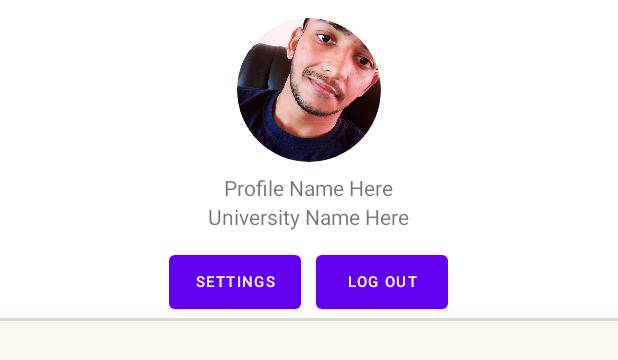
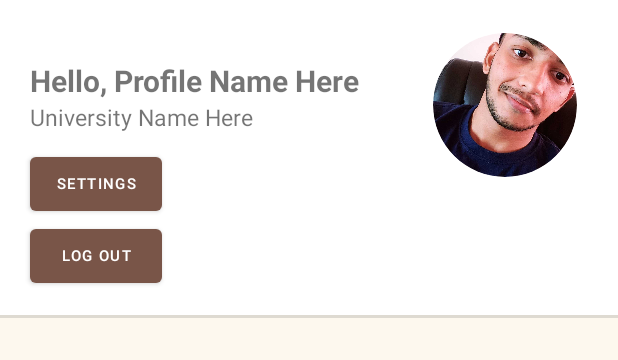
Before and after one commit to nafisK/HeadStarter-Hackathon, an Android app: the layout fragment_profile.xml on its own in the app's theme, with its tools: preview values and no code run, on a phone screen of 412 x 824 dp. Shown: the top 360 px of the screen. Run offline under Robolectric (Android 15) with nearby library versions, the phone set to English and light mode, and no system bars.

Commit message:
Added Colors

```diff
--- a/app/src/main/java/com/example/hackathon_test/Activities/MainActivity.java
+++ b/app/src/main/java/com/example/hackathon_test/Activities/MainActivity.java
@@ -7,6 +7,7 @@ import androidx.fragment.app.Fragment;
 import androidx.fragment.app.FragmentManager;
 
 import android.content.Intent;
+import android.graphics.Color;
 import android.os.Bundle;
 import android.util.Log;
 import android.view.Menu;
@@ -34,8 +35,9 @@ public class MainActivity extends AppCompatActivity {
         super.onCreate(savedInstanceState);
         setContentView(R.layout.activity_main);
 
-        toolbar = findViewById(R.id.toolbar);
-        setSupportActionBar(toolbar);
+//        toolbar = findViewById(R.id.toolbar);
+//        toolbar.setTitleTextColor(Color.parseColor("#FF000000"));
+//        setSupportActionBar(toolbar);
 
 
 
--- a/app/src/main/res/layout/fragment_profile.xml
+++ b/app/src/main/res/layout/fragment_profile.xml
@@ -10,47 +10,66 @@
         android:id="@+id/rlProfileInfo"
         android:layout_width="match_parent"
         android:layout_height="wrap_content"
-        android:background="#FFFFFF"
-        android:layout_alignParentTop="true">
+        android:layout_alignParentTop="true"
+        android:background="#FFFFFF">
 
         <de.hdodenhof.circleimageview.CircleImageView xmlns:app="http://schemas.android.com/apk/res-auto"
             android:id="@+id/ivImage"
             android:layout_width="100dp"
             android:layout_height="100dp"
-            android:layout_centerHorizontal="true"
-            android:layout_marginTop="10dp"
+            android:layout_alignParentEnd="true"
+            android:layout_marginTop="20dp"
+            android:layout_marginRight="25dp"
             android:src="@drawable/profile"
             app:civ_border_color="@color/white"
             app:civ_border_width="2dp" />
+
+        <RelativeLayout
+            android:id="@+id/tvIntro"
+            android:layout_width="wrap_content"
+            android:layout_height="wrap_content"
+            android:layout_marginStart="20dp"
+            android:layout_marginTop="40dp">
+
+            <TextView
+                android:id="@+id/tvHello"
+                android:layout_width="wrap_content"
+                android:layout_height="wrap_content"
+                android:layout_alignParentLeft="true"
+                android:textStyle="bold"
+                android:layout_alignParentTop="true"
+                android:text="Hello, "
+                android:textSize="20sp" />
 
             <TextView
                 android:id="@+id/tvProfileName"
                 android:layout_width="wrap_content"
                 android:layout_height="wrap_content"
-            android:layout_below="@+id/ivImage"
-            android:layout_centerHorizontal="true"
-            android:layout_marginTop="5dp"
-            android:text="Profile Name Here" />
+                android:textStyle="bold"
+                android:layout_toRightOf="@+id/tvHello"
+                android:text="Profile Name Here"
+                android:textSize="20sp" />
+
+        </RelativeLayout>
+
 
         <TextView
             android:id="@+id/tvUniName"
             android:layout_width="wrap_content"
             android:layout_height="wrap_content"
-            android:layout_below="@+id/tvProfileName"
-            android:layout_centerHorizontal="true"
-            android:text="University Name Here" />
+            android:layout_below="@+id/tvIntro"
+            android:layout_marginStart="20dp"
+            android:text="University Name Here"
+            android:textSize="15sp" />
 
-        <RelativeLayout
-            android:layout_width="wrap_content"
-            android:layout_height="wrap_content"
-            android:layout_below="@+id/tvUniName"
-            android:layout_marginTop="10dp"
-            android:layout_centerHorizontal="true">
 
         <Button
             android:id="@+id/btnSettings"
             android:layout_width="wrap_content"
             android:layout_height="wrap_content"
+            android:layout_below="@+id/tvUniName"
+            android:layout_marginStart="20dp"
+            android:layout_marginTop="10dp"
             android:text="Settings"
             android:textSize="10sp" />
 
@@ -58,13 +77,11 @@
             android:id="@+id/btnLogOut"
             android:layout_width="wrap_content"
             android:layout_height="wrap_content"
-                android:layout_marginLeft="10dp"
-                android:layout_toEndOf="@+id/btnSettings"
+            android:layout_below="@+id/btnSettings"
+            android:layout_marginStart="20dp"
             android:text="Log Out"
+            android:layout_marginBottom="15dp"
             android:textSize="10sp" />
-
-
-        </RelativeLayout>
 
 
     </RelativeLayout>
@@ -86,7 +103,7 @@
         <androidx.recyclerview.widget.RecyclerView
             android:id="@+id/rvProfile"
             android:layout_width="match_parent"
-           android:layout_height="match_parent"/>
+            android:layout_height="match_parent" />
 
 
     </RelativeLayout>
--- a/app/src/main/res/layout/toolbar.xml
+++ b/app/src/main/res/layout/toolbar.xml
@@ -5,6 +5,7 @@
     android:layout_height="wrap_content"
     android:background="?attr/colorPrimary"
     android:minHeight="?attr/actionBarSize"
+    android:elevation="50dp"
     app:titleTextColor="@android:color/white" >
 
 </androidx.appcompat.widget.Toolbar>
--- a/app/src/main/res/values/colors.xml
+++ b/app/src/main/res/values/colors.xml
@@ -1,16 +1,36 @@
 <?xml version="1.0" encoding="utf-8"?>
 <resources>
     <color name="purple_200">#FFBB86FC</color>
-    <color name="purple_500">#FF6200EE</color>
-    <color name="purple_700">#FF3700B3</color>
+    <color name="purple_500">#795548</color>
+    <color name="purple_700">#E9AE55</color>
     <color name="teal_200">#FF03DAC5</color>
     <color name="teal_700">#FF018786</color>
     <color name="black">#FF000000</color>
     <color name="white">#FFFFFF</color>
 
+
+
+
+
+<!--    <color name="purple_200">#FFBB86FC</color>-->
+<!--    <color name="purple_500">#FF6200EE</color>-->
+<!--    <color name="purple_700">#FF3700B3</color>-->
+<!--    <color name="teal_200">#FF03DAC5</color>-->
+<!--    <color name="teal_700">#FF018786</color>-->
+<!--    <color name="black">#FF000000</color>-->
+<!--    <color name="white">#FFFFFF</color>-->
+
     <color name="background">#FDF8EE</color>
     <color name="red">#ff0000</color>
 
 
+    <color name="color1">#F7CCB0</color>
+    <color name="color2">#E0DFE9</color>
+    <color name="color3">#FEE2DE</color>
+    <color name="color4">#C6EFC3</color>
+    <color name="color5">#EBE4CD</color>
+
+
+
 
 </resources>
```
Also changed, not shown: app/src/main/res/layout/activity_main.xml (+5 -6 lines), app/src/main/res/layout/fragment_courses.xml (+19 -2 lines), app/src/main/res/layout/fragment_to_do.xml (+17 -0 lines). Lines whose indentation alone changed are shown as unchanged.
